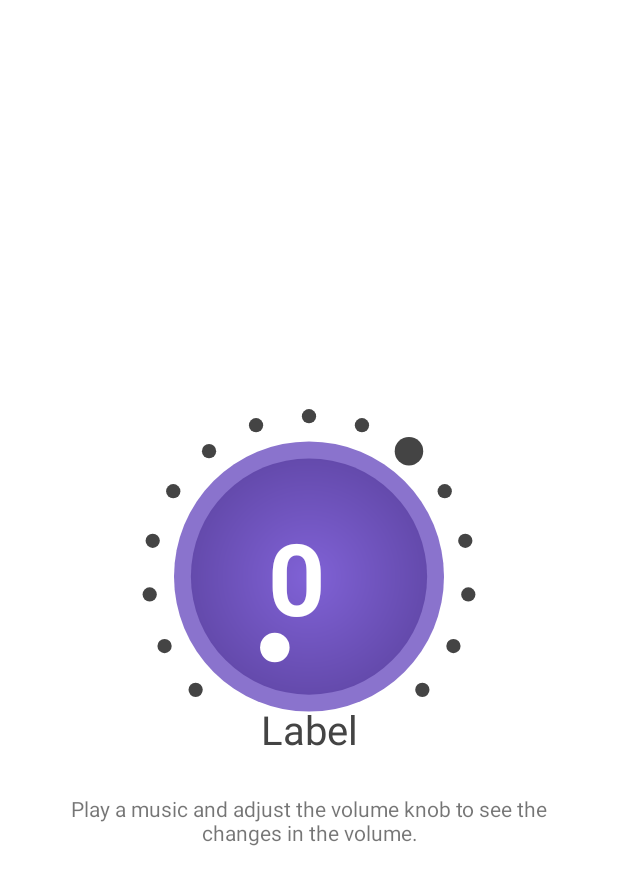
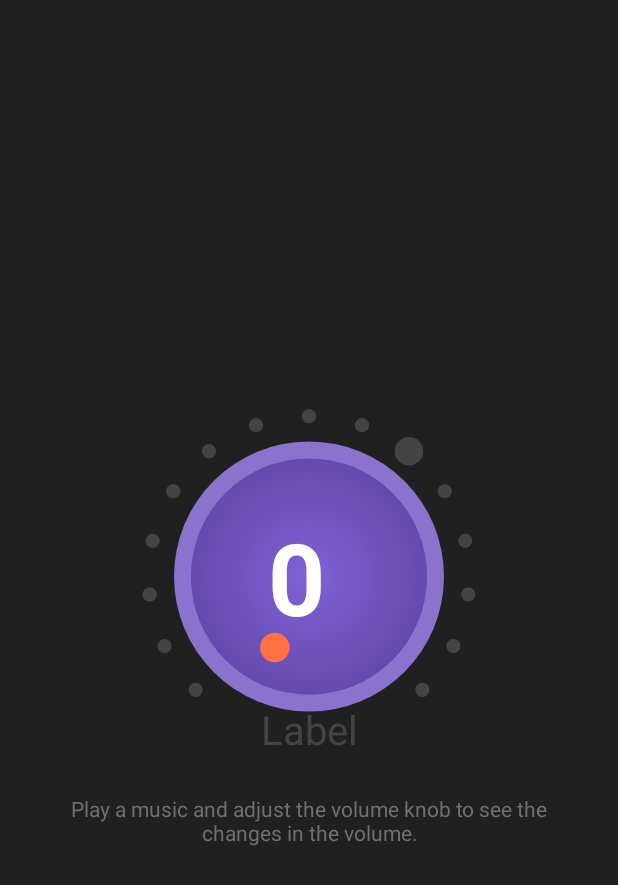
Before and after one commit to ahmmedrejowan/RotaryKnob, an Android app: the TestVolume screen opened directly, with no data from a screen before it, on a phone screen of 412 x 824 dp. Shown: the top 885 px of the screen. Run offline under Robolectric (Android 15) with nearby library versions, the phone set to English and light mode, and no system bars; 1 statement that could not run was skipped.

Commit message:
Working branch

```diff
--- a/app/src/main/res/layout/activity_test_volume.xml
+++ b/app/src/main/res/layout/activity_test_volume.xml
@@ -5,6 +5,7 @@
     android:layout_width="match_parent"
     android:layout_height="match_parent"
     android:layout_gravity="center"
+    android:background="#202020"
     android:gravity="center"
     android:orientation="vertical"
     tools:context=".TestVolume">
@@ -14,8 +15,11 @@
         android:layout_width="match_parent"
         android:layout_height="250dp"
         app:label_text="Volume"
+        app:label_text_color="#808080"
         app:show_big_progress="true"
-        app:knob_image="@drawable/testbutton"
+        app:knob_image="@drawable/mattegray"
+        app:progress_filled_color="#0097A7"
+        app:indicator_color="#FF7043"
         app:show_suffix_text="true"
         app:suffix_text="dB" />
 
@@ -27,6 +31,7 @@
         android:layout_marginTop="20dp"
         android:layout_marginEnd="40dp"
         android:gravity="center"
+        android:textColor="#707070"
         android:text="Play a music and adjust the volume knob to see the changes in the volume." />
 
 
```
Also changed, not shown: rotaryknob/src/main/java/com/rejowan/rotaryknob/RotaryKnob.kt (+14 -5 lines), app/src/main/res/drawable/mattegray.webp (added), app/src/main/res/drawable/testbutton2.webp (added), app/src/main/res/drawable/woodencontrol1.webp (added).
